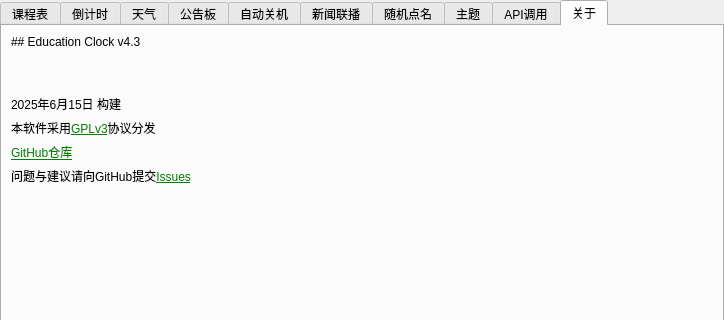
The window that ui/setting.ui (Return-Log/Education-Clock) describes before a commit, drawn with Qt 5; both pictures show x 0 to 724 and y 0 to 320 of the 724 by 630 pixel window.
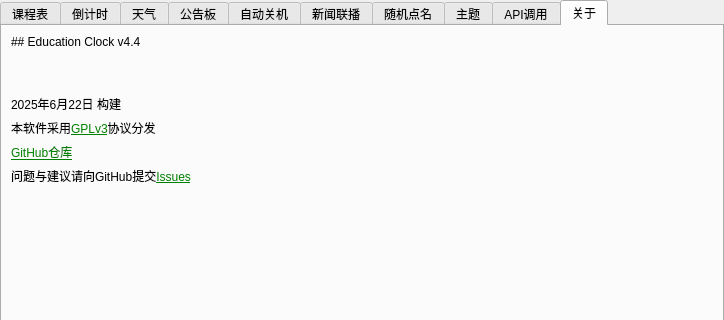
The same window after the commit. Icons and pictures are not drawn.

Diff of the .ui file:
```diff
--- a/ui/setting.ui
+++ b/ui/setting.ui
@@ -810,7 +810,7 @@
        <item row="2" column="1" colspan="3">
         <widget class="QLabel" name="label_33">
          <property name="text">
-          <string>2025年6月15日 构建</string>
+          <string>2025年6月22日 构建</string>
          </property>
         </widget>
        </item>
@@ -895,7 +895,7 @@
        <item row="0" column="1" colspan="3">
         <widget class="QLabel" name="label_32">
          <property name="text">
-          <string>## Education Clock v4.3</string>
+          <string>## Education Clock v4.4</string>
          </property>
          <property name="textFormat">
           <enum>Qt::MarkdownText</enum>
```
Left out of the diff: 4 changed lines with no effect on the pictures.
